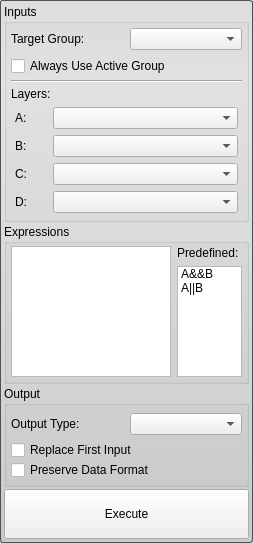
Old version of the form src/Interface/ToolInterface/ArithmeticFilterInterface.ui in the repository SCIInstitute/Seg3D.
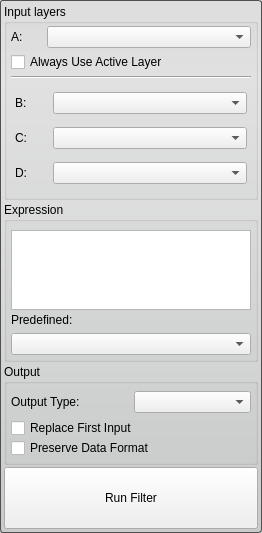
New version of the form.

Commit message: updated interface for arithmetic filter; updates to parser by using float versions of functions.

Diff of the .ui file:
```diff
--- a/src/Interface/ToolInterface/ArithmeticFilterInterface.ui
+++ b/src/Interface/ToolInterface/ArithmeticFilterInterface.ui
@@ -6,8 +6,8 @@
    <rect>
     <x>0</x>
     <y>0</y>
-    <width>253</width>
-    <height>543</height>
+    <width>262</width>
+    <height>533</height>
    </rect>
   </property>
   <property name="windowTitle">
@@ -30,7 +30,7 @@
    <item>
     <widget class="QGroupBox" name="input_groupbox_">
      <property name="title">
-      <string>Inputs</string>
+      <string>Input layers</string>
      </property>
      <layout class="QVBoxLayout" name="verticalLayout_2">
       <property name="spacing">
@@ -49,32 +49,37 @@
        <number>4</number>
       </property>
       <item>
-       <widget class="QWidget" name="widget" native="true">
-        <layout class="QHBoxLayout" name="horizontalLayout">
-         <property name="leftMargin">
-          <number>0</number>
-         </property>
-         <property name="topMargin">
-          <number>2</number>
-         </property>
-         <property name="rightMargin">
-          <number>0</number>
-         </property>
-         <property name="bottomMargin">
-          <number>2</number>
-         </property>
-         <item>
-          <widget class="QLabel" name="label">
-           <property name="text">
-            <string>Target Group:</string>
-           </property>
-          </widget>
-         </item>
-         <item>
-          <widget class="QComboBox" name="target_group_"/>
-         </item>
-        </layout>
-       </widget>
+       <layout class="QHBoxLayout" name="horizontalLayout_7">
+        <item>
+         <widget class="QLabel" name="label_8">
+          <property name="sizePolicy">
+           <sizepolicy hsizetype="Fixed" vsizetype="Preferred">
+            <horstretch>0</horstretch>
+            <verstretch>0</verstretch>
+           </sizepolicy>
+          </property>
+          <property name="minimumSize">
+           <size>
+            <width>32</width>
+            <height>0</height>
+           </size>
+          </property>
+          <property name="text">
+           <string>A:</string>
+          </property>
+         </widget>
+        </item>
+        <item>
+         <widget class="QComboBox" name="input_a_">
+          <property name="sizePolicy">
+           <sizepolicy hsizetype="Ignored" vsizetype="Fixed">
+            <horstretch>0</horstretch>
+            <verstretch>0</verstretch>
+           </sizepolicy>
+          </property>
+         </widget>
+        </item>
+       </layout>
       </item>
       <item>
        <widget class="QCheckBox" name="use_active_group_">
@@ -85,7 +90,7 @@
          </size>
         </property>
         <property name="text">
-         <string>Always Use Active Group</string>
+         <string>Always Use Active Layer</string>
         </property>
        </widget>
       </item>
@@ -96,19 +101,6 @@
         </property>
        </widget>
       </item>
-      <item>
-       <widget class="QLabel" name="label_5">
-        <property name="maximumSize">
-         <size>
-          <width>16777215</width>
-          <height>28</height>
-         </size>
-        </property>
-        <property name="text">
-         <string>Layers:</string>
-        </property>
-       </widget>
-      </item>
       <item>
        <widget class="QWidget" name="widget_2" native="true">
         <property name="minimumSize">
@@ -130,39 +122,6 @@
          <property name="bottomMargin">
           <number>2</number>
          </property>
-         <item>
-          <layout class="QHBoxLayout" name="horizontalLayout_7">
-           <item>
-            <widget class="QLabel" name="label_8">
-             <property name="sizePolicy">
-              <sizepolicy hsizetype="Fixed" vsizetype="Preferred">
-               <horstretch>0</horstretch>
-               <verstretch>0</verstretch>
-              </sizepolicy>
-             </property>
-             <property name="minimumSize">
-              <size>
-               <width>32</width>
-               <height>0</height>
-              </size>
-             </property>
-             <property name="text">
-              <string>A:</string>
-             </property>
-            </widget>
-           </item>
-           <item>
-            <widget class="QComboBox" name="input_a_">
-             <property name="sizePolicy">
-              <sizepolicy hsizetype="Ignored" vsizetype="Fixed">
-               <horstretch>0</horstretch>
-               <verstretch>0</verstretch>
-              </sizepolicy>
-             </property>
-            </widget>
-           </item>
-          </layout>
-         </item>
          <item>
           <layout class="QHBoxLayout" name="horizontalLayout_5">
            <item>
@@ -283,9 +242,9 @@
       </size>
      </property>
      <property name="title">
-      <string>Expressions</string>
+      <string>Expression</string>
      </property>
-     <layout class="QHBoxLayout" name="horizontalLayout_2">
+     <layout class="QVBoxLayout" name="verticalLayout_7">
       <property name="leftMargin">
        <number>4</number>
       </property>
@@ -298,16 +257,6 @@
       <property name="bottomMargin">
        <number>4</number>
       </property>
-      <item>
-       <widget class="QPlainTextEdit" name="expressions_">
-        <property name="sizePolicy">
-         <sizepolicy hsizetype="Ignored" vsizetype="Expanding">
-          <horstretch>0</horstretch>
-          <verstretch>0</verstretch>
-         </sizepolicy>
-        </property>
-       </widget>
-      </item>
       <item>
        <widget class="QWidget" name="widget_3" native="true">
         <property name="sizePolicy">
@@ -320,48 +269,35 @@
          <property name="margin">
           <number>0</number>
          </property>
-         <item>
-          <widget class="QLabel" name="label_2">
-           <property name="text">
-            <string>Predefined:</string>
-           </property>
-          </widget>
-         </item>
-         <item>
-          <widget class="QListWidget" name="predefined_expressions_">
-           <property name="sizePolicy">
-            <sizepolicy hsizetype="Fixed" vsizetype="Expanding">
-             <horstretch>0</horstretch>
-             <verstretch>0</verstretch>
-            </sizepolicy>
-           </property>
-           <property name="minimumSize">
-            <size>
-             <width>65</width>
-             <height>0</height>
-            </size>
-           </property>
-           <property name="maximumSize">
-            <size>
-             <width>65</width>
-             <height>16777215</height>
-            </size>
-           </property>
-           <item>
-            <property name="text">
-             <string>A&amp;&amp;B</string>
-            </property>
-           </item>
-           <item>
-            <property name="text">
-             <string>A||B</string>
-            </property>
-           </item>
-          </widget>
-         </item>
         </layout>
        </widget>
       </item>
+      <item>
+       <widget class="QPlainTextEdit" name="expressions_">
+        <property name="sizePolicy">
+         <sizepolicy hsizetype="Ignored" vsizetype="MinimumExpanding">
+          <horstretch>0</horstretch>
+          <verstretch>0</verstretch>
+         </sizepolicy>
+        </property>
+        <property name="minimumSize">
+         <size>
+          <width>0</width>
+          <height>80</height>
+         </size>
+        </property>
+       </widget>
+      </item>
+      <item>
+       <widget class="QLabel" name="label_2">
+        <property name="text">
+         <string>Predefined:</string>
+        </property>
+       </widget>
+      </item>
+      <item>
+       <widget class="QComboBox" name="predefined_expressions_"/>
+      </item>
      </layout>
     </widget>
    </item>
@@ -439,7 +375,7 @@
         </sizepolicy>
        </property>
        <property name="text">
-        <string>Execute</string>
+        <string>Run Filter</string>
        </property>
       </widget>
      </item>
```
Left out of the diff: 4 changed lines with no effect on the pictures. The commit also changes 11 other files.
